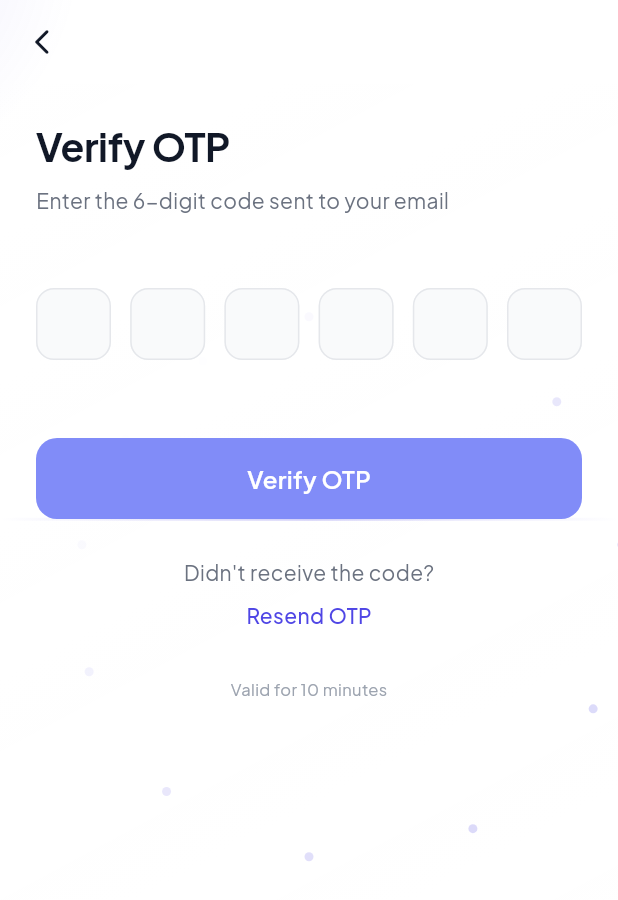
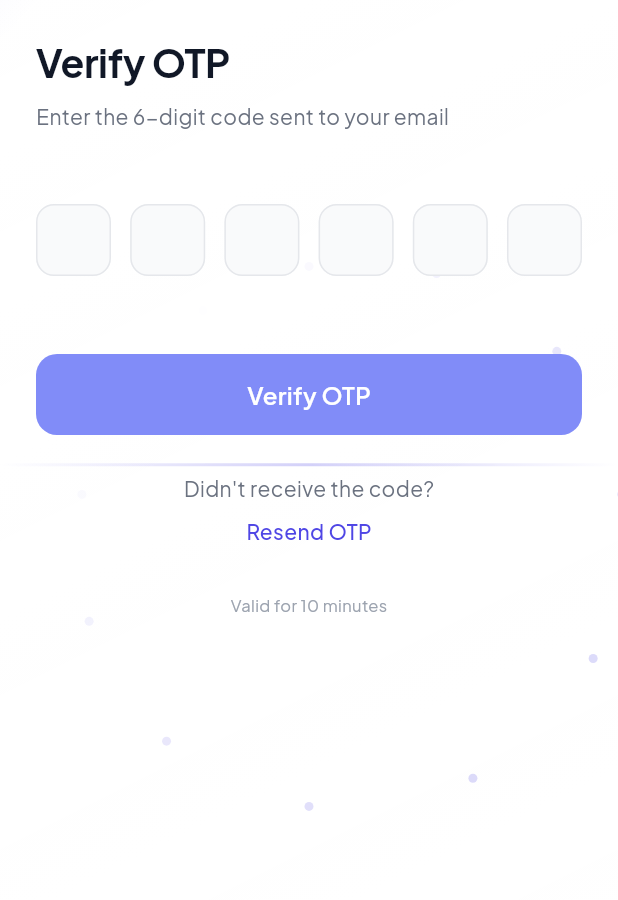
Before and after one commit to majidbhuiyan20/ShopLedger, a Flutter app: the OtpScreen screen opened by its route, on a phone screen of 412 x 824 dp. Shown: the top 900 px of the screen. Run offline on Flutter 3.47's test engine with Material 3 defaults, Android fonts, the phone set to English and light mode, and no system bars; our stand-ins replace dio, logger, shared_preferences; accounts and stored records are empty; network calls fail.

Commit message:
update otp verification code

```diff
--- a/lib/features/auth/presentation/screens/otp_screen.dart
+++ b/lib/features/auth/presentation/screens/otp_screen.dart
@@ -1,5 +1,6 @@
 import 'package:flutter/material.dart';
 import 'package:flutter/services.dart';
+import 'package:shop_ledger/core/routes/app_routes.dart';
 import 'package:shop_ledger/features/widgets/primary_button.dart';
 import '../../../../core/constants/app_colors.dart';
 import '../../../../core/constants/app_text_style.dart';
@@ -88,6 +89,7 @@ class _OtpScreenState extends State<OtpScreen> {
       ScaffoldMessenger.of(context).showSnackBar(
         const SnackBar(content: Text('OTP verified successfully!')),
       );
+      Navigator.pushNamed(context, Routes.loginRoute);
     }
   }
 
@@ -109,18 +111,6 @@ class _OtpScreenState extends State<OtpScreen> {
   Widget build(BuildContext context) {
     return Scaffold(
       backgroundColor: Colors.transparent,
-      appBar: AppBar(
-        backgroundColor: Colors.transparent,
-        elevation: 0,
-        leading: IconButton(
-          onPressed: () => Navigator.pop(context),
-          icon: const Icon(
-            Icons.arrow_back_ios_new_rounded,
-            color: AppColors.textPrimary,
-            size: 20,
-          ),
-        ),
-      ),
       body: AuthBackground(
         child: SafeArea(
           child: SingleChildScrollView(
@@ -185,6 +175,9 @@ class _OtpScreenState extends State<OtpScreen> {
                         contentPadding: EdgeInsets.zero,
                       ),
                       style: AppTextStyle.otpDigit,
+                      cursorHeight: 20,
+                      cursorWidth: 1,
+                      cursorColor: AppColors.primary,
                       onChanged: (value) => _onOtpFieldChanged(value, index),
                     ),
                   ),
```
